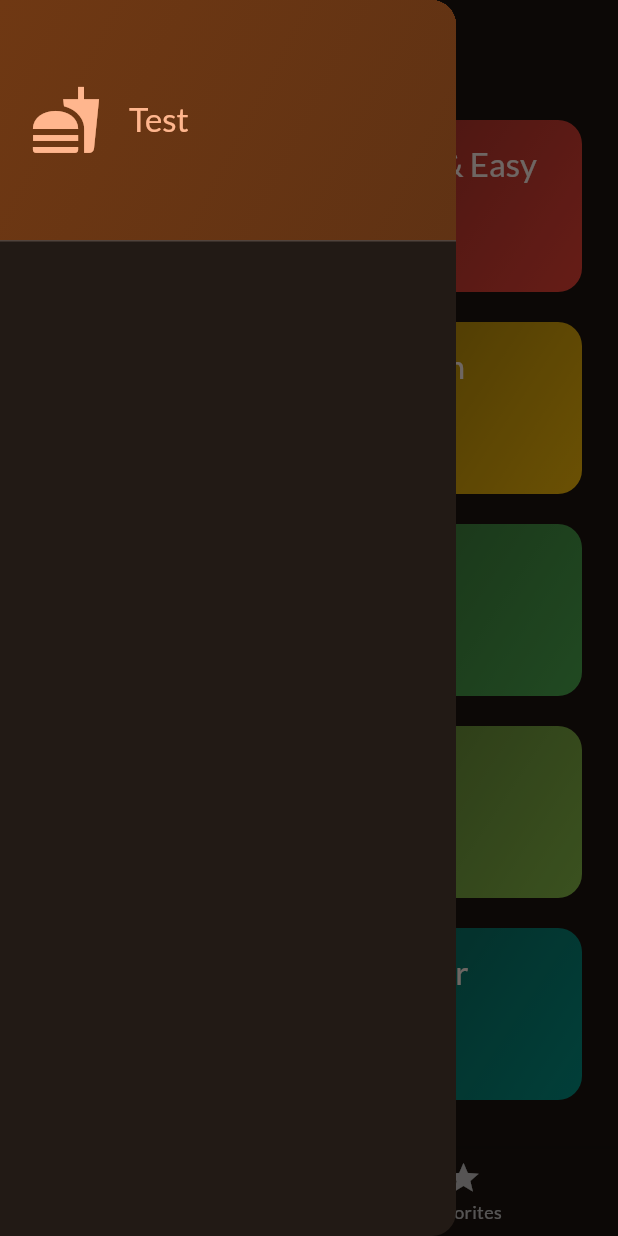
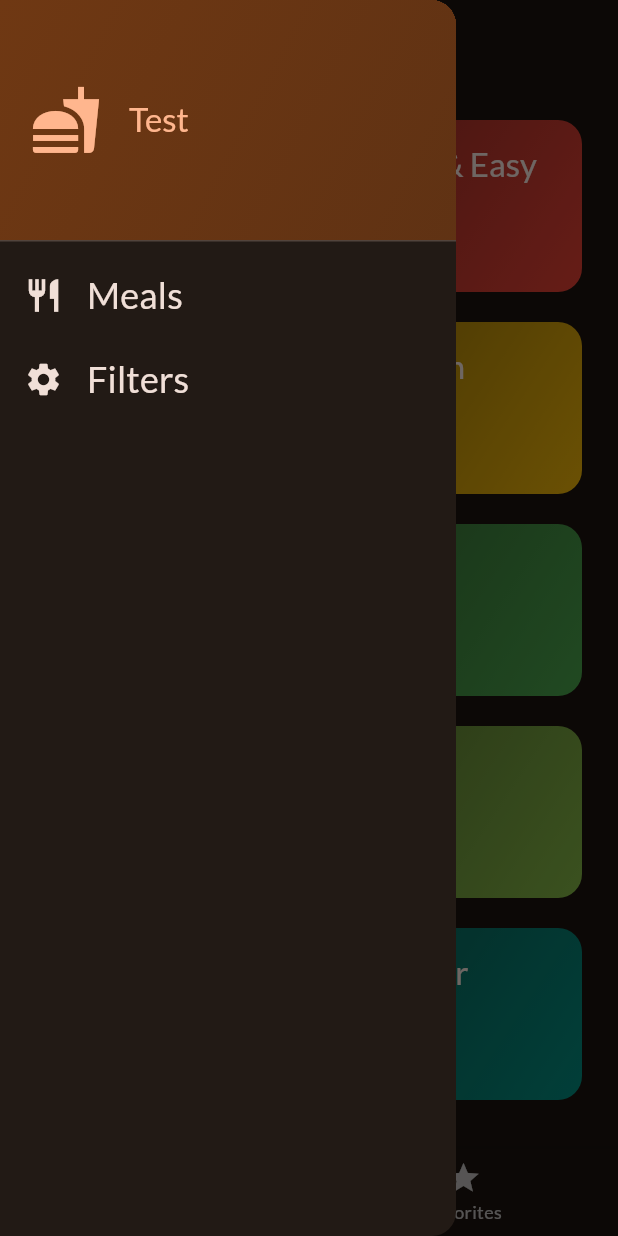
Before and after one commit to vladoja/tut_acad_flutter_dart_section_08_meals, a Flutter app: the screen it shows after launch, with the side drawer open, on a phone screen of 412 x 824 dp. Run offline on Flutter 3.47's test engine with Material 2 defaults, Android fonts, the phone set to English and light mode, and no system bars; our stand-ins replace google_fonts, transparent_image.

Commit message:
ListTile in Drawer.

```diff
--- a/lib/widgets/main_drawer.dart
+++ b/lib/widgets/main_drawer.dart
@@ -28,9 +28,38 @@ class MainDrawer extends StatelessWidget {
                       .textTheme
                       .titleLarge!
                       .copyWith(color: Theme.of(context).colorScheme.primary),
-                  )
+                ),
               ],
-              ))
+            ),
+          ),
+          ListTile(
+            onTap: () {},
+            leading: Icon(
+              Icons.restaurant,
+              size: 26,
+              color: Theme.of(context).colorScheme.onBackground,
+            ),
+            title: Text(
+              'Meals',
+              style: Theme.of(context).textTheme.titleSmall!.copyWith(
+                  color: Theme.of(context).colorScheme.onBackground,
+                  fontSize: 24),
+            ),
+          ),
+          ListTile(
+            onTap: () {},
+            leading: Icon(
+              Icons.settings,
+              size: 26,
+              color: Theme.of(context).colorScheme.onBackground,
+            ),
+            title: Text(
+              'Filters',
+              style: Theme.of(context).textTheme.titleSmall!.copyWith(
+                  color: Theme.of(context).colorScheme.onBackground,
+                  fontSize: 24),
+            ),
+          ),
         ],
       ),
     );
```
Lines whose indentation alone changed are shown as unchanged.
